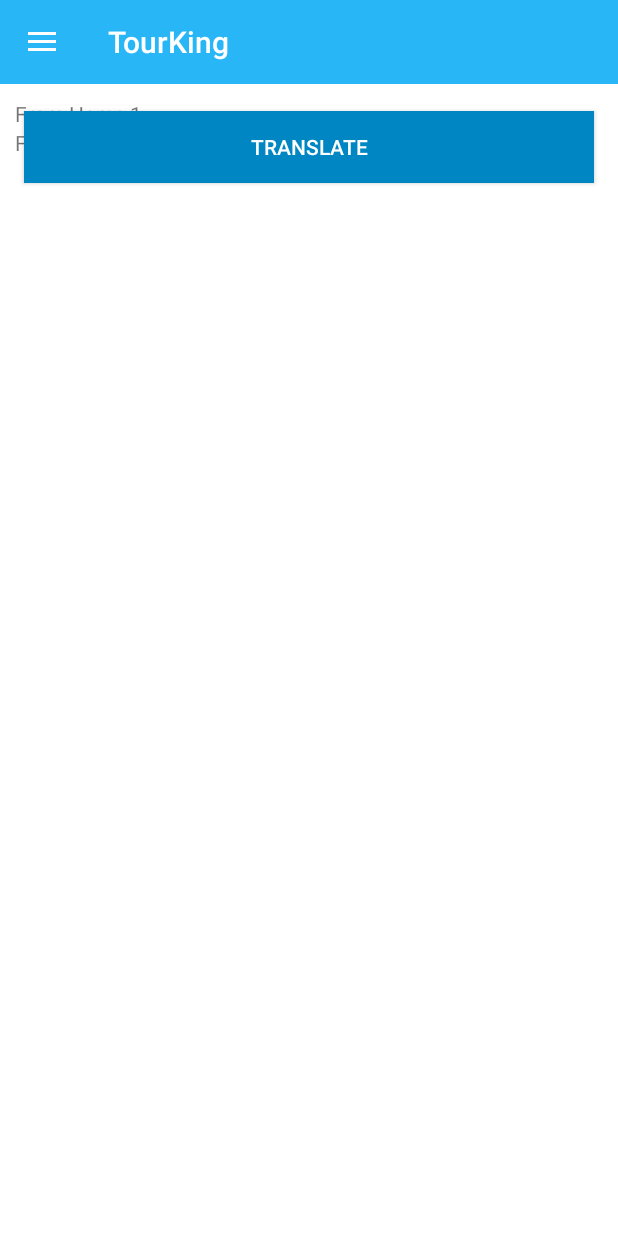
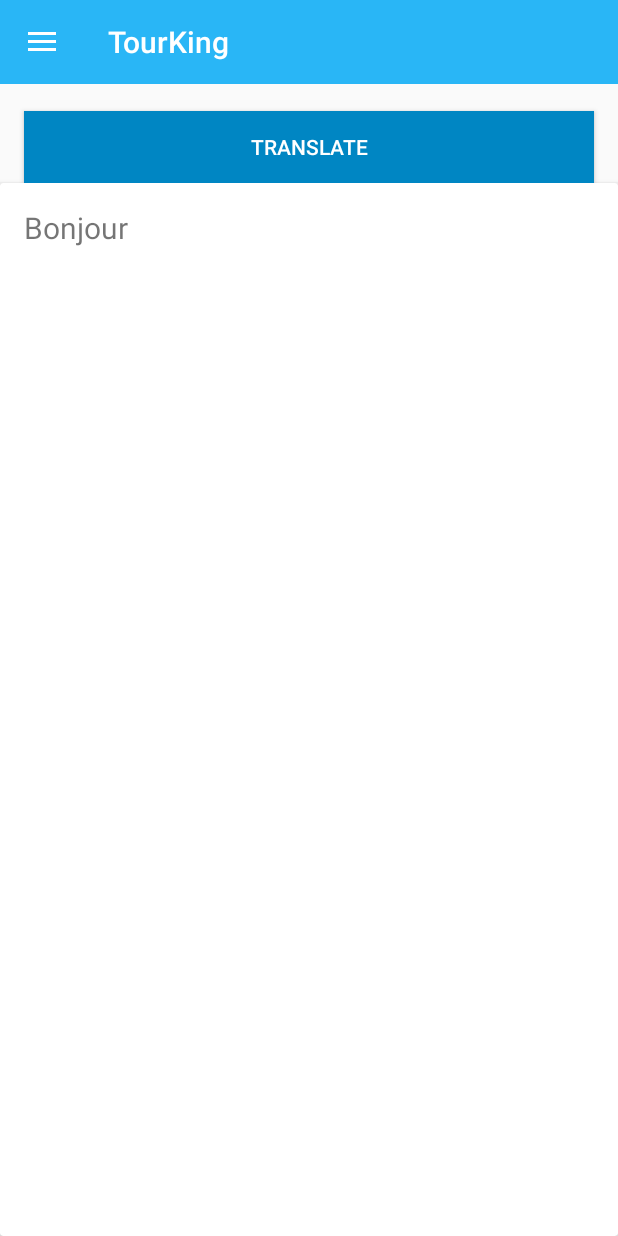
Before and after one commit to TourKing/TourKingAndroid, an Android app: the fragment FromPage placed in its activity, on a phone screen of 412 x 824 dp. Run offline under Robolectric (Android 15) with nearby library versions, the phone set to English and light mode, and no system bars.

Commit message:
moved translate from main activity to tab fragment

```diff
--- a/TK/app/build.gradle
+++ b/TK/app/build.gradle
@@ -5,6 +5,8 @@ dependencies {
     implementation 'com.android.support:appcompat-v7:26.1.0'
     implementation 'com.android.support:design:26.1.0'
     implementation 'com.android.support.constraint:constraint-layout:1.0.2'
+    implementation 'com.android.support:cardview-v7:26.1.0'
+    compile 'com.android.support:cardview-v7:21.0.+'
     testImplementation 'junit:junit:4.12'
     androidTestImplementation 'com.android.support.test:runner:1.0.1'
     androidTestImplementation 'com.android.support.test.espresso:espresso-core:3.0.1'
--- a/TK/app/src/main/java/com/holly/tourking/FromPage.java
+++ b/TK/app/src/main/java/com/holly/tourking/FromPage.java
@@ -4,6 +4,7 @@ import android.support.v4.app.Fragment;
 import android.support.v4.app.FragmentTransaction;
 import android.support.v4.view.GravityCompat;
 import android.support.v4.widget.DrawerLayout;
+import android.support.v7.widget.CardView;
 import android.view.LayoutInflater;
 import android.view.MenuItem;
 import android.view.View;
@@ -28,31 +29,44 @@ public class FromPage extends Fragment {
 
         View rootView = inflater.inflate(R.layout.phrases_page, container, false);
 
+        CardView cv1 = rootView.findViewById(R.id.cv1);
+        TextView phrase1 = rootView.findViewById(R.id.phrase1);
+        TextView translation1 = rootView.findViewById(R.id.translation1);
+        //TextView phon1 = rootView.findViewById(R.id.phonetic1);
 
-        TextView tv1 = rootView.findViewById(R.id.tv1);
-        TextView tv2 = rootView.findViewById(R.id.tv2);
 
         switch (((MainActivity)getActivity()).getSection()){
 
             case "home":
-                tv1.setText("From Home 1");
-                tv2.setText("From Home 2");
+                phrase1.setText("Bonjour");
+                translation1.setText("Hello");
+             //   phon1.setText("phonetic");
+
+
                 break;
             case "transport":
-                tv1.setText("From Transport 1");
-                tv2.setText("From Transport 2");
+                phrase1.setText("Bonjour");
+                translation1.setText("Hello");
+            //    phon1.setText("phonetic");
+
                 break;
             case "restaurant":
-                tv1.setText("From Restaurant 1");
-                tv2.setText("From Restaurant 2");
+                phrase1.setText("Bonjour");
+                translation1.setText("Hello");
+            //    phon1.setText("phonetic");
+
                 break;
             case "attractions":
-                tv1.setText("From Attractions 1");
-                tv2.setText("From Attractions 2");
-                break;
+                phrase1.setText("Bonjour");
+                translation1.setText("Hello");
+            //    phon1.setText("phonetic");
+
+            break;
             case "supermarket":
-                tv1.setText("From Supermarket 1");
-                tv2.setText("From Supermarket 2");
+                phrase1.setText("Bonjour");
+                translation1.setText("Hello");
+             //   phon1.setText("phonetic");
+
                 break;
         }
 
--- a/TK/app/src/main/java/com/holly/tourking/MainActivity.java
+++ b/TK/app/src/main/java/com/holly/tourking/MainActivity.java
@@ -81,13 +81,7 @@ public class MainActivity extends AppCompatActivity
                     transaction.commit();
                 }
             }});
-        final Button button = findViewById(R.id.translate);
-        button.setOnClickListener(new View.OnClickListener() {
-            public void onClick(View v) {
-                // Code here executes on main thread after user presses button
-                startActivity(new Intent(MainActivity.this, popTranslate.class));
-            }
-        });
+
     }
 
     @Override
--- a/TK/app/src/main/java/com/holly/tourking/ToPage.java
+++ b/TK/app/src/main/java/com/holly/tourking/ToPage.java
@@ -1,9 +1,12 @@
 package com.holly.tourking;
+import android.content.Intent;
 import android.os.Bundle;
 import android.support.v4.app.Fragment;
+import android.support.v7.widget.CardView;
 import android.view.LayoutInflater;
 import android.view.View;
 import android.view.ViewGroup;
+import android.widget.Button;
 import android.widget.TextView;
 
 public class ToPage extends Fragment {
@@ -22,32 +25,53 @@ public class ToPage extends Fragment {
                              Bundle savedInstanceState) {
 
         View rootView = inflater.inflate(R.layout.phrases_page, container, false);
+        final Button button = rootView.findViewById(R.id.translate);
+        button.setOnClickListener(new View.OnClickListener() {
+            public void onClick(View v) {
+                // Code here executes on main thread after user presses button
+                startActivity(new Intent(getActivity(), popTranslate.class));
+            }
+        });
+
+        CardView cv1 = rootView.findViewById(R.id.cv1);
+        TextView phrase1 = rootView.findViewById(R.id.phrase1);
+        TextView translation1 = rootView.findViewById(R.id.translation1);
+        //TextView phon1 = rootView.findViewById(R.id.phonetic1);
 
 
-        TextView tv1 = rootView.findViewById(R.id.tv1);
-        TextView tv2 = rootView.findViewById(R.id.tv2);
 
         switch (((MainActivity)getActivity()).getSection()){
 
             case "home":
-                tv1.setText("To Home 1");
-                tv2.setText("To Home 2");
+                phrase1.setText("Hello");
+                translation1.setText("Bonjour");
+                //phon1.setText("phonetic");
+
+
                 break;
             case "transport":
-                tv1.setText("To Transport 1");
-                tv2.setText("To Transport 2");
+                phrase1.setText("Hello");
+                translation1.setText("Bonjour");
+                //phon1.setText("phonetic");
+
                 break;
             case "restaurant":
-                tv1.setText("To Restaurant 1");
-                tv2.setText("To Restaurant 2");
+                phrase1.setText("Hello");
+                translation1.setText("Bonjour");
+               // phon1.setText("phonetic");
+
                 break;
             case "attractions":
-                tv1.setText("To Attractions 1");
-                tv2.setText("To Attractions 2");
+                phrase1.setText("Hello");
+                translation1.setText("Bonjour");
+               // phon1.setText("phonetic");
+
                 break;
             case "supermarket":
-                tv1.setText("To Supermarket 1");
-                tv2.setText("To Supermarket 2");
+                phrase1.setText("Hello");
+                translation1.setText("Bonjour");
+               // phon1.setText("phonetic");
+
                 break;
         }
 
--- a/TK/app/src/main/res/layout/app_bar_main.xml
+++ b/TK/app/src/main/res/layout/app_bar_main.xml
@@ -75,21 +75,7 @@
         android:id="@+id/content"
         android:layout_below="@id/frame_layout"
         android:layout_width="match_parent"
-        android:layout_height="match_parent"
-        android:orientation="vertical">
-
-        <Button
-            android:id="@+id/translate"
-            android:layout_width="match_parent"
-            android:layout_height="wrap_content"
-            android:layout_alignParentTop="true"
-            android:layout_centerHorizontal="true"
-            android:background="@color/colorPrimaryDark"
-            android:textColor="#FFFFFF"
-            android:layout_marginTop="18dp"
-            android:layout_marginLeft="16dp"
-            android:layout_marginRight="16dp"
-            android:text="Translate" />
-    </FrameLayout>
+        android:layout_height="wrap_content"
+        android:orientation="vertical"/>
 
 </RelativeLayout>
--- a/TK/app/src/main/res/layout/phrases_page.xml
+++ b/TK/app/src/main/res/layout/phrases_page.xml
@@ -1,31 +1,52 @@
 <?xml version="1.0" encoding="utf-8"?>
-<ScrollView xmlns:android="http://schemas.android.com/apk/res/android"
-    android:id="@+id/frame"
+<LinearLayout
+    xmlns:android="http://schemas.android.com/apk/res/android"
     android:layout_width="match_parent"
-    android:layout_height="fill_parent"
-    android:background="#FFFFFF">
+    android:layout_height="wrap_content"
+    android:orientation="vertical">
 
+
+
+        <Button
+            android:id="@+id/translate"
+            android:layout_width="match_parent"
+            android:layout_height="wrap_content"
+            android:background="@color/colorPrimaryDark"
+            android:textColor="#FFFFFF"
+            android:layout_marginTop="18dp"
+            android:layout_marginLeft="16dp"
+            android:layout_marginRight="16dp"
+            android:text="Translate" />
+
+
+    <android.support.v7.widget.CardView
+        android:layout_width="match_parent"
+        android:layout_height="wrap_content"
+        android:id="@+id/cv1"
+        android:paddingTop="100dp">
         <RelativeLayout
             android:layout_width="match_parent"
-        android:layout_height="match_parent"
-        android:layout_margin="10dp">
+            android:layout_height="wrap_content"
+            android:padding="16dp">
+            <TextView
+                android:id="@+id/phrase1"
+                android:layout_width="fill_parent"
+                android:layout_height="fill_parent"
+                android:textSize="20sp"/>
 
             <TextView
-            android:id="@+id/tv1"
+                android:id="@+id/translation1"
                 android:layout_width="fill_parent"
-            android:layout_height="fill_parent" />
+                android:layout_height="fill_parent"
+                android:layout_below="@id/phrase1" />
 
             <TextView
-            android:id="@+id/tv2"
+                android:id="@+id/phonetic1"
                 android:layout_width="fill_parent"
                 android:layout_height="fill_parent"
-            android:layout_below="@id/tv1" />
+                android:layout_below="@id/translation1" />
+        </RelativeLayout>
+    </android.support.v7.widget.CardView>
 
-        <TextView
-            android:id="@+id/tv3"
-            android:layout_width="fill_parent"
-            android:layout_height="fill_parent"
-            android:layout_below="@id/tv2" />
 
-    </RelativeLayout>
-</ScrollView>
+</LinearLayout>
```
Also changed, not shown: TK/app/src/main/java/com/holly/tourking/Phrase.java (added, +66 -0 lines). Lines whose indentation alone changed are shown as unchanged.
